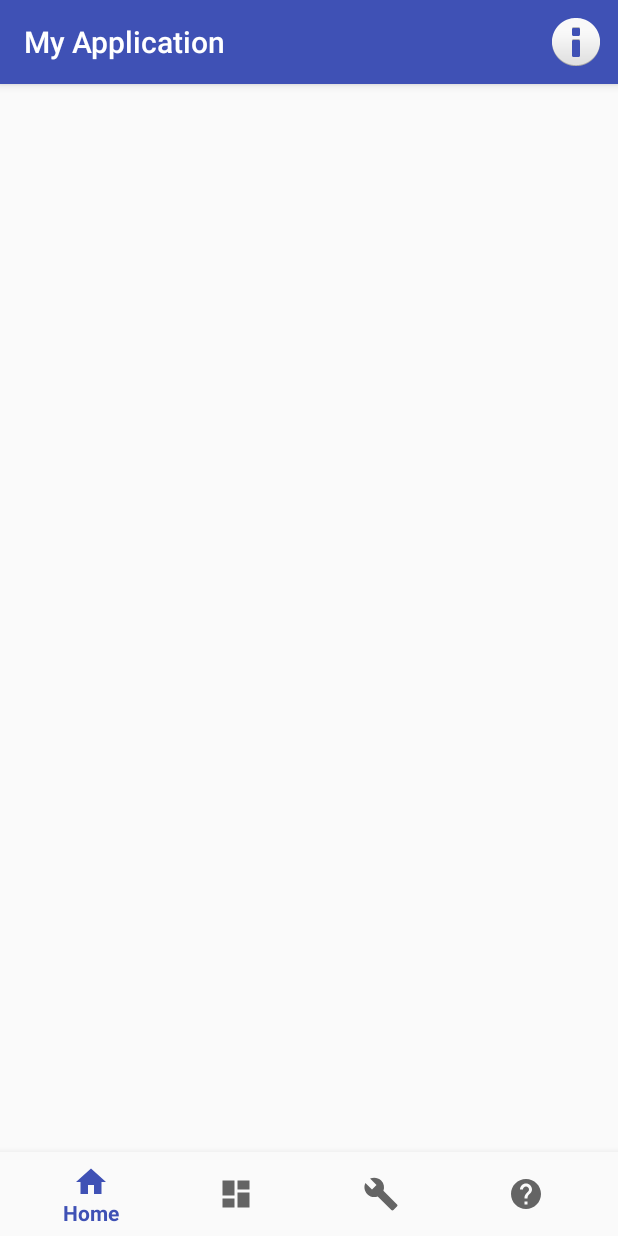
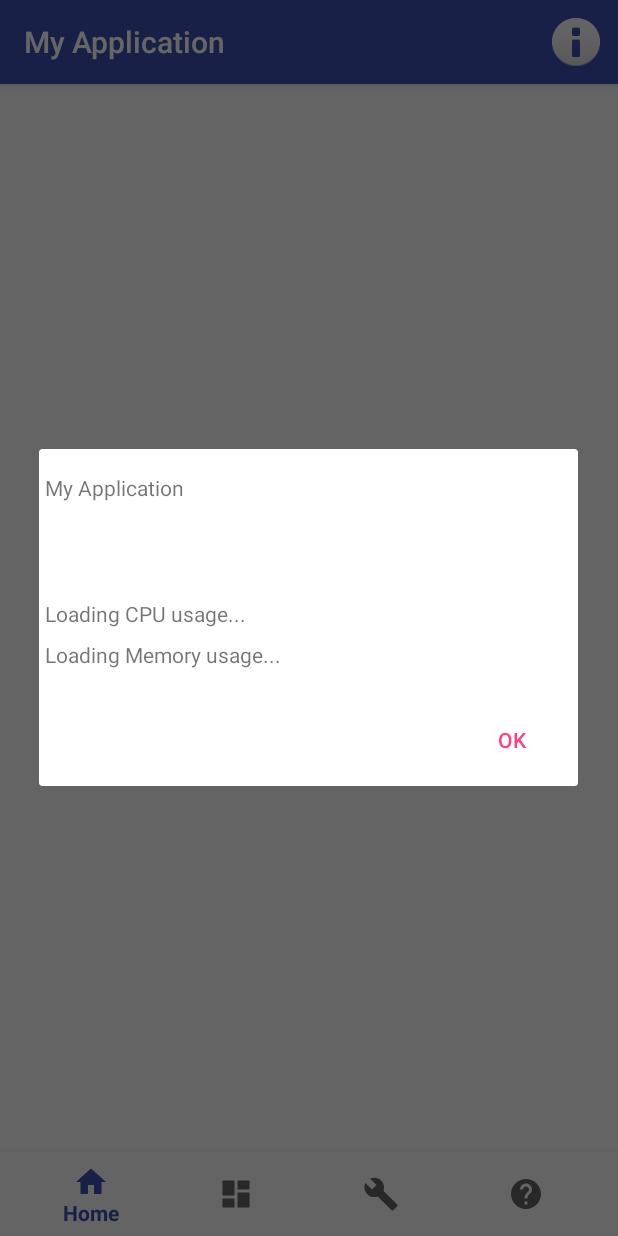
Before and after one commit to rrfvtgb/MyApplication, an Android app: the screen it shows after launch (MainActivity), after a tap on "Item", on a phone screen of 412 x 824 dp. Run offline under Robolectric (Android 15) with nearby library versions, the phone set to English and light mode, and no system bars.

Commit message:
+ Ajout dialog monitor

```diff
--- a/app/src/main/java/com/rrfvtgb/myapplication/MainActivity.java
+++ b/app/src/main/java/com/rrfvtgb/myapplication/MainActivity.java
@@ -1,10 +1,12 @@
 package com.rrfvtgb.myapplication;
 
+import android.content.DialogInterface;
 import android.os.Bundle;
 import android.os.Environment;
 import android.support.annotation.IdRes;
 import android.support.annotation.NonNull;
 import android.support.design.widget.BottomNavigationView;
+import android.support.v7.app.AlertDialog;
 import android.support.v7.app.AppCompatActivity;
 import android.util.JsonReader;
 import android.util.JsonWriter;
@@ -42,15 +44,17 @@ import android.widget.Toast;
 
 public class MainActivity extends AppCompatActivity {
     private LinearLayout mLayout;
+    private MonitorDialog dialog;
 
     private TextView mTextMessage;
     public String profil;
     private SelectionProfil vueProfil;
-    public void creationSelectionProfil()
-    {
+
+    public void creationSelectionProfil() {
         vueProfil = new SelectionProfil(this);
 
     }
+
     private BottomNavigationView.OnNavigationItemSelectedListener mOnNavigationItemSelectedListener
             = new BottomNavigationView.OnNavigationItemSelectedListener() {
 
@@ -80,34 +84,36 @@ public class MainActivity extends AppCompatActivity {
 
     };
 
-    public void showJSON(){
+    public void showJSON() {
         try {
             JSONObject j = readJSON();
             JSONArray services = j.getJSONArray("service");
             JSONObject service = services.getJSONObject(0);
 
             //mTextMessage.setText(service.optString("title"));
-        }catch(JSONException e){
-            Toast.makeText(this, e.getMessage(), Toast.LENGTH_LONG );
+        } catch (JSONException e) {
+            Toast
+                    .makeText(this, e.getMessage(), Toast.LENGTH_LONG)
+                    .show();
         }
     }
 
-    protected void resetView(){
+    protected void resetView() {
         mLayout.removeAllViews();
     }
 
-    protected void insertView(View view){
+    protected void insertView(View view) {
         mLayout.addView(view);
     }
 
-    protected JSONObject readJSON(){
+    protected JSONObject readJSON() {
 
 
         //Read text from file
         StringBuilder text = new StringBuilder();
 
         try {
-            BufferedReader br = new BufferedReader(new InputStreamReader( getAssets().open("service.json")));
+            BufferedReader br = new BufferedReader(new InputStreamReader(getAssets().open("service.json")));
             String line;
 
             while ((line = br.readLine()) != null) {
@@ -115,8 +121,7 @@ public class MainActivity extends AppCompatActivity {
                 text.append('\n');
             }
             br.close();
-        }
-        catch (IOException e) {
+        } catch (IOException e) {
             //You'll need to add proper error handling here
         }
 
@@ -136,13 +141,15 @@ public class MainActivity extends AppCompatActivity {
     @Override
     protected void onCreate(Bundle savedInstanceState) {
         super.onCreate(savedInstanceState);
+
         setContentView(R.layout.activity_main);
         try {
-            profil= readJSON().getJSONArray("service").getJSONObject(0).optString("title");
+            profil = readJSON().getJSONArray("service").getJSONObject(0).optString("title");
         } catch (JSONException e) {
             e.printStackTrace();
         }
 
+        dialog = new MonitorDialog(this);
 
         mLayout = (LinearLayout) findViewById(R.id.layout);
         creationSelectionProfil();
@@ -153,18 +160,29 @@ public class MainActivity extends AppCompatActivity {
 
         showJSON();
     }
+
     @Override
-    public boolean onCreateOptionsMenu(Menu menu)
-    {
-        getMenuInflater().inflate(R.menu.main_menu,menu);
+    public boolean onCreateOptionsMenu(Menu menu) {
+        getMenuInflater().inflate(R.menu.main_menu, menu);
         return true;
     }
-    public boolean onOptionItemSelected(MenuItem item)
-    {
-        switch(item.getItemId())
-        {
+
+    @Override
+    public boolean onOptionsItemSelected(MenuItem item) {
+        switch (item.getItemId()) {
             case R.id.action_cpu:
+                dialog.show();
+
+                Toast
+                        .makeText(this, "Display Dialog:Monitor", Toast.LENGTH_LONG)
+                        .show();
+
+                Log.d("MainActivity", "Action_cpu:selected");
+
                 return true;
+            default:
+                Log.d("MainActivity", "Action Unknown: "+item.getTitle());
+                break;
         }
         return super.onOptionsItemSelected(item);
     }
--- /dev/null
+++ b/app/src/main/java/com/rrfvtgb/myapplication/MonitorDialog.java
@@ -0,0 +1,45 @@
+package com.rrfvtgb.myapplication;
+
+import android.app.admin.ConnectEvent;
+import android.content.Context;
+import android.content.DialogInterface;
+import android.support.v7.app.ActionBar;
+import android.support.v7.app.AlertDialog;
+
+/**
+ * Created by rrfvtgb on 23/10/2017.
+ */
+
+public class MonitorDialog {
+    private AlertDialog dialog;
+    private Context context;
+
+    public MonitorDialog(Context context){
+        this.context = context;
+        this.create();
+    }
+
+    public void create() {
+
+        // 1. Instantiate an AlertDialog.Builder with its constructor
+        AlertDialog.Builder builder = new AlertDialog.Builder(this.context);
+
+        // 2. Chain together various setter methods to set the dialog characteristics
+        builder.setView(R.layout.dialog_monitor);
+
+        builder.setPositiveButton(R.string.ok, new DialogInterface.OnClickListener()
+
+        {
+            public void onClick(DialogInterface dialog, int id) {
+                // User clicked OK button
+            }
+        });
+
+        // 3. Get the AlertDialog from create()
+        this.dialog = builder.create();
+    }
+
+    public void show(){
+        this.dialog.show();
+    }
+}
--- /dev/null
+++ b/app/src/main/res/layout/dialog_monitor.xml
@@ -0,0 +1,34 @@
+<?xml version="1.0" encoding="utf-8"?>
+<LinearLayout xmlns:android="http://schemas.android.com/apk/res/android"
+    android:orientation="vertical"
+    android:layout_width="wrap_content"
+    android:layout_height="wrap_content">
+    <TextView
+        android:layout_width="match_parent"
+        android:layout_height="64dp"
+        android:scaleType="center"
+        android:contentDescription="@string/app_name"
+        android:text="@string/app_name"
+        android:layout_marginTop="16dp"
+        android:layout_marginLeft="4dp"
+        android:layout_marginRight="4dp"
+        android:layout_marginBottom="4dp" />
+    <TextView
+        android:id="@+id/processor"
+        android:layout_width="match_parent"
+        android:layout_height="wrap_content"
+        android:layout_marginTop="16dp"
+        android:layout_marginLeft="4dp"
+        android:layout_marginRight="4dp"
+        android:layout_marginBottom="4dp"
+        android:text="@string/processor_default" />
+    <TextView
+        android:id="@+id/memory"
+        android:layout_width="match_parent"
+        android:layout_height="wrap_content"
+        android:layout_marginTop="4dp"
+        android:layout_marginLeft="4dp"
+        android:layout_marginRight="4dp"
+        android:layout_marginBottom="16dp"
+        android:text="@string/memory_default"/>
+</LinearLayout>
--- a/app/src/main/res/values/strings.xml
+++ b/app/src/main/res/values/strings.xml
@@ -4,6 +4,9 @@
     <string name="title_result">Result</string>
     <string name="title_setup">Setup</string>
     <string name="title_help">Help</string>
+    <string name="ok">Ok</string>
+    <string name="processor_default">Loading CPU usage...</string>
+    <string name="memory_default">Loading Memory usage...</string>
 
     <!-- TODO: Remove or change this placeholder text -->
     <string name="hello_blank_fragment">Hello blank fragment</string>
```
